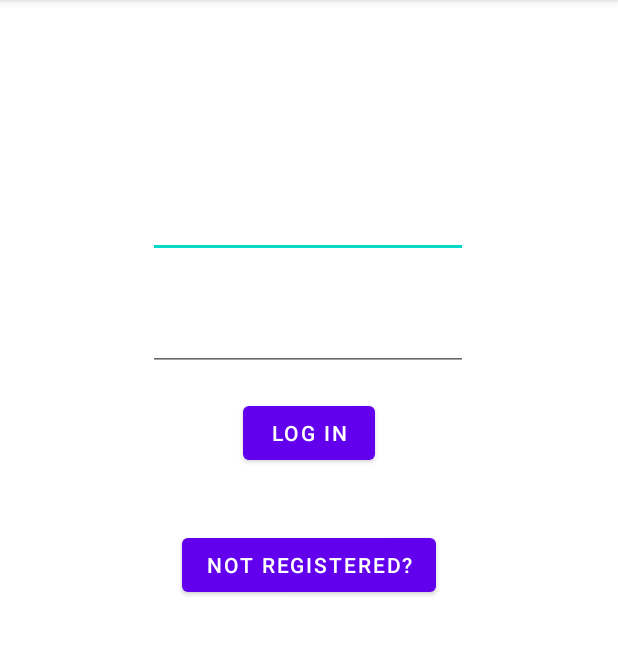
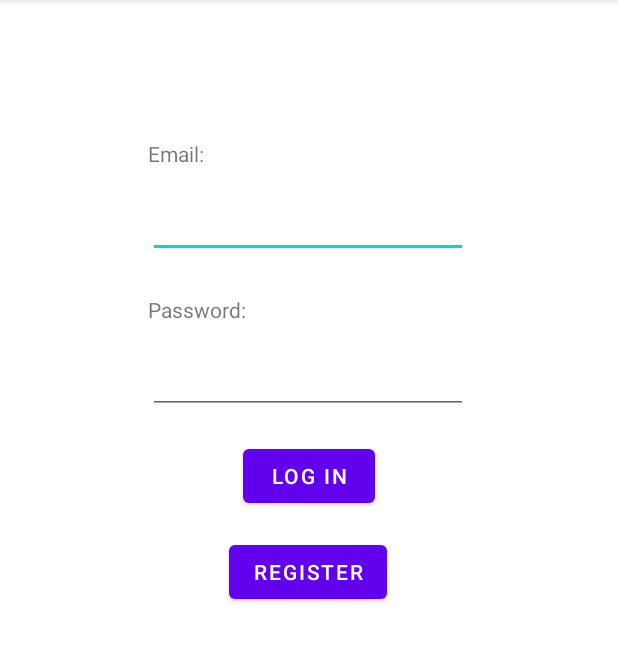
Before and after one commit to Tim1245/GroceryApp, an Android app: the LoginActivity screen opened directly, with no data from a screen before it, on a phone screen of 412 x 824 dp, the part 84-746 px from its top. Run offline under Robolectric (Android 15) with nearby library versions, the light colour scheme and no system bars; our stand-ins replace Firebase (no records; nobody signed in at launch, a user with empty details on screens opened directly).

Commit message:
Added labels for the text fields on the login page.

```diff
--- a/app/src/main/java/com/example/groceryapp/LoginActivity.java
+++ b/app/src/main/java/com/example/groceryapp/LoginActivity.java
@@ -21,7 +21,7 @@ public class LoginActivity extends AppCompatActivity {
         TextView email_view = findViewById(R.id.email_text_field);
         TextView password_view = findViewById(R.id.password_text_field);
         Button login_btn = findViewById(R.id.login_btn);
-        Button register_btn = findViewById(R.id.not_registered_btn);
+        Button register_btn = findViewById(R.id.register_user_btn);
 
         register_btn.setOnClickListener((View view) -> {
             Log.i("Login UI test", "User attempting to register");
--- a/app/src/main/res/layout/loginpage.xml
+++ b/app/src/main/res/layout/loginpage.xml
@@ -22,7 +22,7 @@
         android:id="@+id/password_text_field"
         android:layout_width="wrap_content"
         android:layout_height="wrap_content"
-        android:layout_marginTop="27dp"
+        android:layout_marginTop="56dp"
         android:ems="10"
         android:inputType="textPassword"
         android:minHeight="48dp"
@@ -30,12 +30,13 @@
         app:layout_constraintTop_toBottomOf="@+id/email_text_field" />
 
     <Button
-        android:id="@+id/not_registered_btn"
+        android:id="@+id/register_user_btn"
         android:layout_width="wrap_content"
         android:layout_height="wrap_content"
-        android:layout_marginTop="40dp"
-        android:text="Not registered?"
+        android:layout_marginTop="16dp"
+        android:text="register"
         app:layout_constraintEnd_toEndOf="parent"
+        app:layout_constraintHorizontal_bias="0.497"
         app:layout_constraintStart_toStartOf="parent"
         app:layout_constraintTop_toBottomOf="@+id/login_btn" />
 
@@ -48,4 +49,22 @@
         app:layout_constraintEnd_toEndOf="parent"
         app:layout_constraintStart_toStartOf="parent"
         app:layout_constraintTop_toBottomOf="@+id/password_text_field" />
+
+    <TextView
+        android:id="@+id/email_text_no_interact"
+        android:layout_width="43dp"
+        android:layout_height="19dp"
+        android:layout_marginBottom="12dp"
+        android:text="Email:"
+        app:layout_constraintBottom_toTopOf="@+id/email_text_field"
+        app:layout_constraintStart_toStartOf="@+id/email_text_field" />
+
+    <TextView
+        android:id="@+id/password_text_non_interact"
+        android:layout_width="wrap_content"
+        android:layout_height="wrap_content"
+        android:layout_marginBottom="12dp"
+        android:text="Password:"
+        app:layout_constraintBottom_toTopOf="@+id/password_text_field"
+        app:layout_constraintStart_toStartOf="@+id/password_text_field" />
 </androidx.constraintlayout.widget.ConstraintLayout>
```
